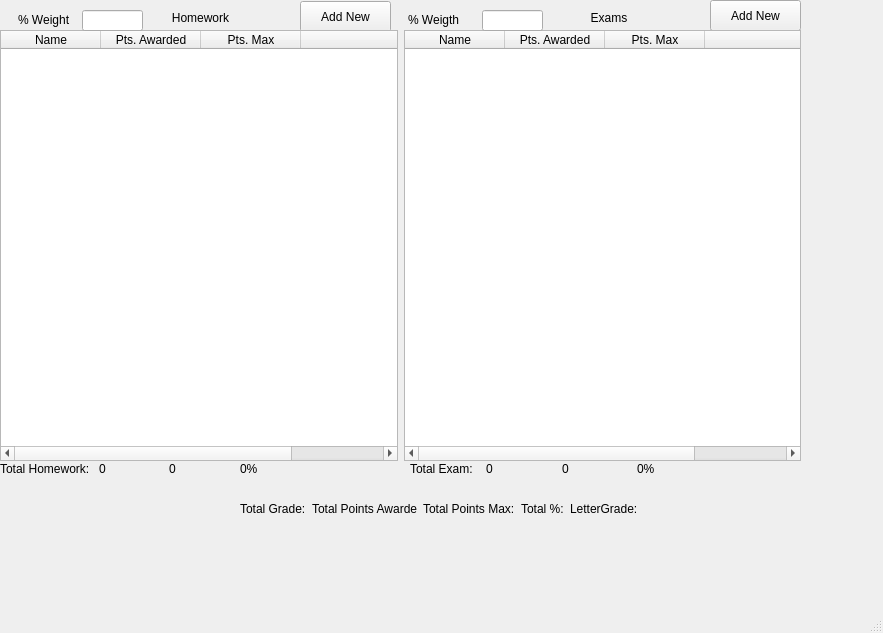
Before: the Qt Designer form gradebook.ui in trevorpham/gradebook-app, drawn with Qt 5.
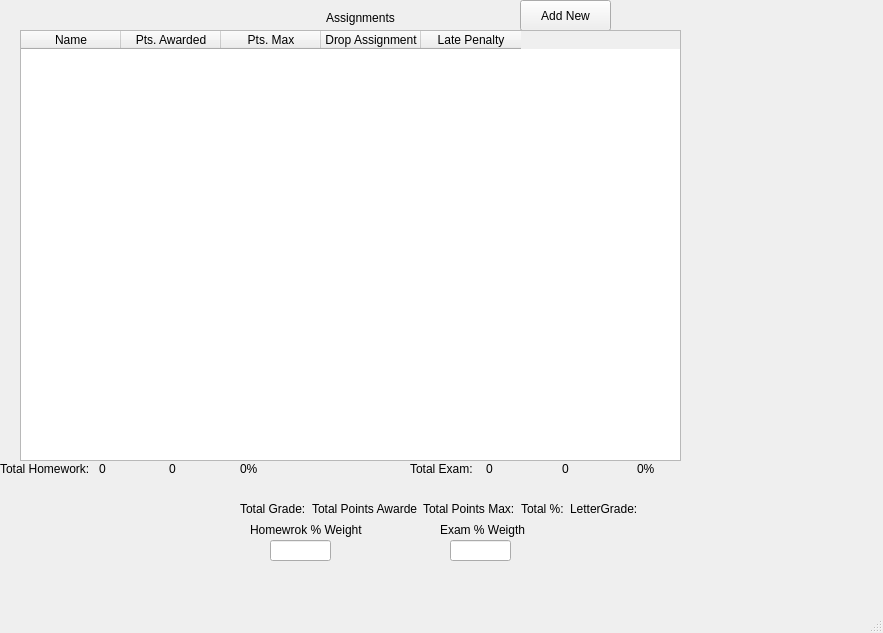
After: the same form once the commit is applied.

Patch:
```diff
--- a/gradebook.ui
+++ b/gradebook.ui
@@ -17,30 +17,14 @@
    <widget class="QLabel" name="labelTableHomeworks">
     <property name="geometry">
      <rect>
-      <x>160</x>
+      <x>320</x>
       <y>10</y>
       <width>81</width>
       <height>16</height>
      </rect>
     </property>
     <property name="text">
-     <string>Homework</string>
-    </property>
-    <property name="alignment">
-     <set>Qt::AlignmentFlag::AlignCenter</set>
-    </property>
-   </widget>
-   <widget class="QLabel" name="labelTableExams">
-    <property name="geometry">
-     <rect>
-      <x>580</x>
-      <y>10</y>
-      <width>58</width>
-      <height>16</height>
-     </rect>
-    </property>
-    <property name="text">
-     <string>Exams</string>
+     <string>Assignments</string>
     </property>
     <property name="alignment">
      <set>Qt::AlignmentFlag::AlignCenter</set>
@@ -49,20 +33,7 @@
    <widget class="QPushButton" name="btnAddNewHomework">
     <property name="geometry">
      <rect>
-      <x>300</x>
-      <y>1</y>
-      <width>91</width>
-      <height>31</height>
-     </rect>
-    </property>
-    <property name="text">
-     <string>Add New</string>
-    </property>
-   </widget>
-   <widget class="QPushButton" name="btnAddNewExam">
-    <property name="geometry">
-     <rect>
-      <x>710</x>
+      <x>520</x>
       <y>0</y>
       <width>91</width>
       <height>31</height>
@@ -112,66 +83,6 @@
      </item>
     </layout>
    </widget>
-   <widget class="QWidget" name="layoutWidget">
-    <property name="geometry">
-     <rect>
-      <x>0</x>
-      <y>30</y>
-      <width>801</width>
-      <height>431</height>
-     </rect>
-    </property>
-    <layout class="QHBoxLayout" name="horizontalLayout">
-     <item>
-      <widget class="QTableWidget" name="tableHomeworks">
-       <column>
-        <property name="text">
-         <string>Name</string>
-        </property>
-       </column>
-       <column>
-        <property name="text">
-         <string>Pts. Awarded</string>
-        </property>
-       </column>
-       <column>
-        <property name="text">
-         <string>Pts. Max</string>
-        </property>
-       </column>
-       <column>
-        <property name="text">
-         <string/>
-        </property>
-       </column>
-      </widget>
-     </item>
-     <item>
-      <widget class="QTableWidget" name="tableExams">
-       <column>
-        <property name="text">
-         <string>Name</string>
-        </property>
-       </column>
-       <column>
-        <property name="text">
-         <string>Pts. Awarded</string>
-        </property>
-       </column>
-       <column>
-        <property name="text">
-         <string>Pts. Max</string>
-        </property>
-       </column>
-       <column>
-        <property name="text">
-         <string/>
-        </property>
-       </column>
-      </widget>
-     </item>
-    </layout>
-   </widget>
    <widget class="QWidget" name="layoutWidget">
     <property name="geometry">
      <rect>
@@ -262,8 +173,8 @@
    <widget class="QLineEdit" name="Test_HW2">
     <property name="geometry">
      <rect>
-      <x>82</x>
-      <y>10</y>
+      <x>270</x>
+      <y>540</y>
       <width>61</width>
       <height>21</height>
      </rect>
@@ -272,8 +183,8 @@
    <widget class="QLineEdit" name="Test_Exam2">
     <property name="geometry">
      <rect>
-      <x>482</x>
-      <y>10</y>
+      <x>450</x>
+      <y>540</y>
       <width>61</width>
       <height>21</height>
      </rect>
@@ -282,29 +193,64 @@
    <widget class="QLabel" name="Test_HW">
     <property name="geometry">
      <rect>
-      <x>18</x>
-      <y>10</y>
-      <width>61</width>
+      <x>250</x>
+      <y>520</y>
+      <width>131</width>
       <height>20</height>
      </rect>
     </property>
     <property name="text">
-     <string>% Weight</string>
+     <string>Homewrok % Weight</string>
     </property>
    </widget>
    <widget class="QLabel" name="Test_Exam">
     <property name="geometry">
      <rect>
-      <x>408</x>
-      <y>10</y>
-      <width>71</width>
+      <x>440</x>
+      <y>520</y>
+      <width>101</width>
       <height>20</height>
      </rect>
     </property>
     <property name="text">
-     <string>% Weigth</string>
+     <string>Exam % Weigth</string>
     </property>
    </widget>
+   <widget class="QTableWidget" name="tableHomeworks">
+    <property name="geometry">
+     <rect>
+      <x>20</x>
+      <y>30</y>
+      <width>661</width>
+      <height>431</height>
+     </rect>
+    </property>
+    <column>
+     <property name="text">
+      <string>Name</string>
+     </property>
+    </column>
+    <column>
+     <property name="text">
+      <string>Pts. Awarded</string>
+     </property>
+    </column>
+    <column>
+     <property name="text">
+      <string>Pts. Max</string>
+     </property>
+    </column>
+    <column>
+     <property name="text">
+      <string>Drop Assignment</string>
+     </property>
+    </column>
+    <column>
+     <property name="text">
+      <string>Late Penalty</string>
+     </property>
+    </column>
+   </widget>
   </widget>
   <widget class="QMenuBar" name="menubar">
    <property name="geometry">
```
Left out of the diff: 4 changed lines with no effect on the pictures.
